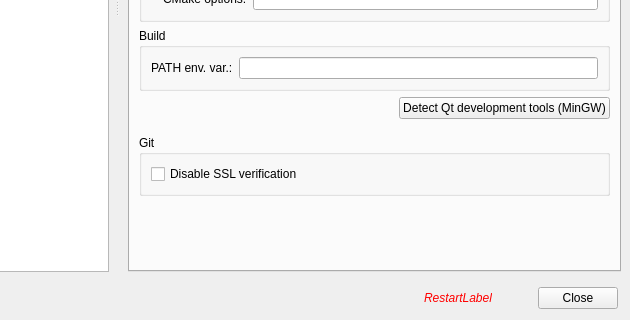
This is src/openfluid/ui/common/PreferencesDialog.ui in OpenFLUID/openfluid as Qt 5 draws it before an edit; both pictures show x 172 to 802 and y 270 to 590 of the 802 by 590 pixel window. The edited form follows.
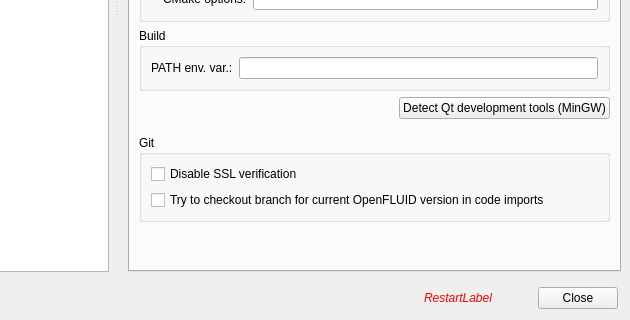
This is the edited form. The open tabs and pages were chosen to show the change. Custom widgets are drawn as their Qt base class.

Commit message:
Checkout of corresponding branch during fragment and wares import in DevStudio
* added checkout feature in git operations
* added global and in-dialog options to enable/disable the behavior

(closes OpenFLUID/openfluid#928)

The edit to the form file:
```diff
--- a/src/openfluid/ui/common/PreferencesDialog.ui
+++ b/src/openfluid/ui/common/PreferencesDialog.ui
@@ -652,6 +652,13 @@
                  </property>
                 </widget>
                </item>
+               <item row="1" column="0">
+                <widget class="QCheckBox" name="CheckoutCurrentOFCheckBox">
+                 <property name="text">
+                  <string>Try to checkout branch for current OpenFLUID version in code imports</string>
+                 </property>
+                </widget>
+               </item>
               </layout>
              </widget>
             </item>
```
Left out of the diff: 2 changed lines with no effect on the pictures. The commit also changes 25 other files.
